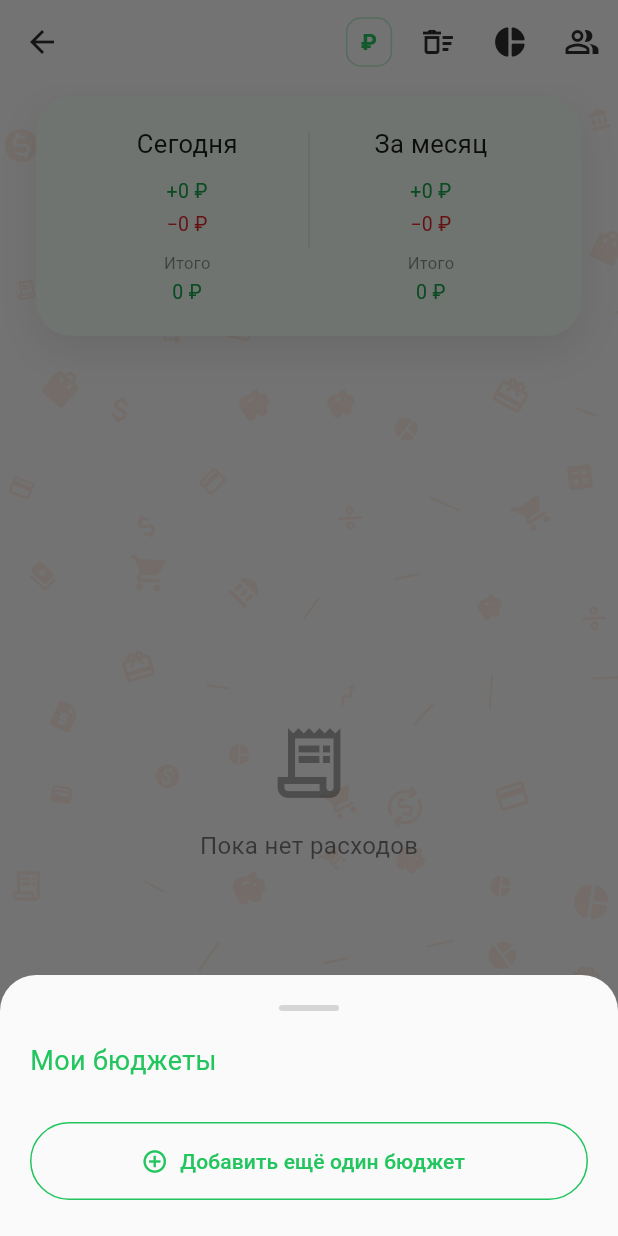
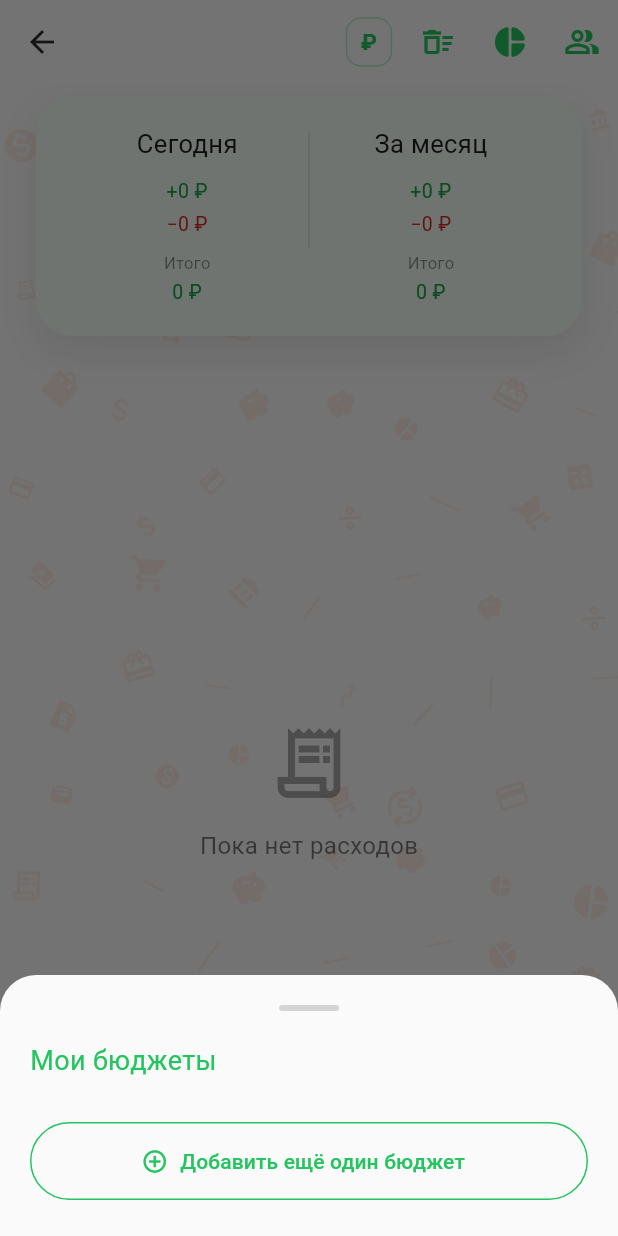
Before and after one commit to baboevazamatkz-create/Project, a Flutter app: the HomeScreen screen opened directly with empty values, after a tap on the "people alt" icon, on a phone screen of 412 x 824 dp. Run offline on Flutter 3.47's test engine with Material 3 defaults, Android fonts, the phone set to English and light mode, and no system bars; drawn by our look-alikes of showcaseview; our stand-ins replace cloud_firestore, firebase_auth, firebase_core, fl_chart, shared_preferences; accounts and stored records are empty; network calls fail.

Commit message:
Unify the top bar's palette and show the real currency, not a dollar sign
Two things reported: the AppBar's icons weren't one palette, and the
"dollar" icons shown when adding an expense or switching budgets stayed
a dollar sign even for a ruble or tenge budget.

Palette: the three AppBar IconButtons (clear budget, stats, switcher)
used the theme's default near-black/white icon colour, while the new
currency toggle pill sits right next to them in brand green. They now
all use kBrandColor, so the whole top bar reads as one set instead of
one green control among three ink-coloured ones.

Currency icons: two spots used a fixed, currency-blind glyph --
Icons.payments_outlined on the add-expense/income amount field, and
Icons.monetization_on_rounded (literally a coin with "$" on it) on every
row of the budget switcher, regardless of what currency that budget
actually used. Both are replaced by the new CurrencySymbolIcon, which
renders the currency's own symbol (₽, ₸, $) sized to drop into the same
slot a Material icon would. The add sheet already receives the
household's currency, so that one was direct. The switcher didn't know
any currency at all; HomeScreen now passes its active currency through
(not each listed budget's own -- that isn't loaded for anything but the
active household, and fetching it per row would mean a Firestore read
per budget in the list for what is a "this is a budget" glyph, not a
promise that the row is priced in that currency).

Verified: flutter analyze clean, 151/151 tests (one updated -- the
dark-theme icon-visibility test asserted on the coin icon's colour by
type; it now asserts on CurrencySymbolIcon's Text colour instead, since
the coin icon no longer exists). Rendered the add sheet in both RUB and
KZT, the switcher sheet, and a mock of the four-icon AppBar row to check
the swap and the unified colour outside the suite too.

Co-Authored-By: Claude Sonnet 5 <noreply@anthropic.com>
Claude-Session: https://claude.ai/code/session_01FGhFt6z7pbN8caMhjQJkXN

```diff
--- a/lib/screens/home_screen.dart
+++ b/lib/screens/home_screen.dart
@@ -229,7 +229,7 @@ class _HomeScreenState extends State<HomeScreen> {
     );
   }
 
-  void _showHouseholdSwitcher() {
+  void _showHouseholdSwitcher(AppCurrency currency) {
     showModalBottomSheet(
       context: context,
       backgroundColor: Theme.of(context).scaffoldBackgroundColor,
@@ -241,6 +241,7 @@ class _HomeScreenState extends State<HomeScreen> {
         activeCode: widget.household.code,
         onSwitch: widget.onSwitchHousehold,
         onAddHousehold: widget.onAddHousehold,
+        currency: currency,
       ),
     );
   }
@@ -406,7 +407,8 @@ class _HomeScreenState extends State<HomeScreen> {
                   _currencyToggleButton(currency),
                   IconButton(
                     onPressed: _confirmClearAll,
-                    icon: const Icon(Icons.delete_sweep_outlined),
+                    icon: const Icon(Icons.delete_sweep_outlined,
+                        color: kBrandColor),
                     tooltip: 'Очистить бюджет',
                   ),
                   _tourStep(
@@ -416,7 +418,8 @@ class _HomeScreenState extends State<HomeScreen> {
                         'Диаграмма расходов по категориям и история за месяц',
                     child: IconButton(
                       onPressed: () => _openStats(expenses, currency),
-                      icon: const Icon(Icons.pie_chart_rounded),
+                      icon: const Icon(Icons.pie_chart_rounded,
+                          color: kBrandColor),
                       tooltip: 'По категориям',
                     ),
                   ),
@@ -442,8 +445,9 @@ class _HomeScreenState extends State<HomeScreen> {
                       ),
                     ],
                     child: IconButton(
-                      onPressed: _showHouseholdSwitcher,
-                      icon: const Icon(Icons.people_alt_outlined),
+                      onPressed: () => _showHouseholdSwitcher(currency),
+                      icon: const Icon(Icons.people_alt_outlined,
+                          color: kBrandColor),
                       tooltip: 'Мои бюджеты',
                     ),
                   ),
--- a/lib/widgets/add_expense_sheet.dart
+++ b/lib/widgets/add_expense_sheet.dart
@@ -8,6 +8,7 @@ import '../models/expense.dart';
 import '../models/expense_category.dart';
 import '../models/transaction_type.dart';
 import '../theme.dart';
+import 'currency_symbol_icon.dart';
 
 final _dateFormat = DateFormat('d MMMM y', 'ru');
 
@@ -190,7 +191,10 @@ class _AddExpenseSheetState extends State<AddExpenseSheet> {
               decoration: InputDecoration(
                 hintText: 'Сумма, ${widget.currency.symbol}',
                 errorText: _errorText,
-                prefixIcon: const Icon(Icons.payments_outlined),
+                // The currency's own symbol, not a generic money icon --
+                // wrong to imply "dollar" when the budget is in rubles or
+                // tenge.
+                prefixIcon: CurrencySymbolIcon(currency: widget.currency),
               ),
               onChanged: (_) {
                 if (_errorText != null) setState(() => _errorText = null);
--- a/lib/widgets/household_switcher_sheet.dart
+++ b/lib/widgets/household_switcher_sheet.dart
@@ -1,8 +1,10 @@
 import 'package:flutter/material.dart';
 import 'package:flutter/services.dart';
 
+import '../models/currency.dart';
 import '../models/household.dart';
 import '../theme.dart';
+import 'currency_symbol_icon.dart';
 
 class HouseholdSwitcherSheet extends StatelessWidget {
   final List<Household> households;
@@ -10,12 +12,19 @@ class HouseholdSwitcherSheet extends StatelessWidget {
   final ValueChanged<String> onSwitch;
   final VoidCallback onAddHousehold;
 
+  /// The active budget's currency. Every row's leading icon shows this
+  /// symbol (not each budget's own currency, which isn't loaded for
+  /// anything but the active one) -- a currency-shaped "this is a budget"
+  /// glyph rather than a fixed, possibly-wrong dollar sign.
+  final AppCurrency currency;
+
   const HouseholdSwitcherSheet({
     super.key,
     required this.households,
     required this.activeCode,
     required this.onSwitch,
     required this.onAddHousehold,
+    required this.currency,
   });
 
   @override
@@ -51,6 +60,7 @@ class HouseholdSwitcherSheet extends StatelessWidget {
               _HouseholdRow(
                 household: household,
                 isActive: household.code == activeCode,
+                currency: currency,
                 onTap: () {
                   Navigator.of(context).pop();
                   if (household.code != activeCode) {
@@ -88,11 +98,13 @@ class HouseholdSwitcherSheet extends StatelessWidget {
 class _HouseholdRow extends StatelessWidget {
   final Household household;
   final bool isActive;
+  final AppCurrency currency;
   final VoidCallback onTap;
 
   const _HouseholdRow({
     required this.household,
     required this.isActive,
+    required this.currency,
     required this.onTap,
   });
 
@@ -126,8 +138,8 @@ class _HouseholdRow extends StatelessWidget {
                       color: kBrandColor.withValues(alpha: 0.14),
                       borderRadius: BorderRadius.circular(12),
                     ),
-                    child: const Icon(
-                      Icons.monetization_on_rounded,
+                    child: CurrencySymbolIcon(
+                      currency: currency,
                       color: kBrandColor,
                       size: 20,
                     ),
```
Also changed, not shown: lib/widgets/currency_symbol_icon.dart (added, +41 -0 lines), 1 other file.
